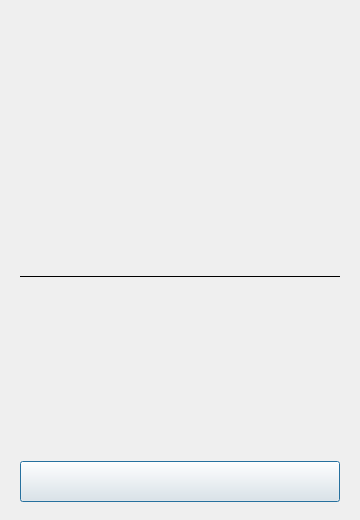
First picture: the form in Source/Gui/MainWindow.ui, repository Jopdevries/AirPodsDesktop, before the edit.
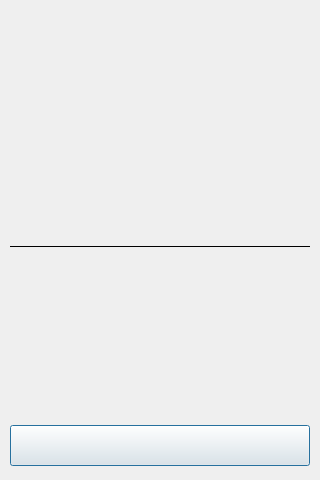
Second picture: the form after the edit.

The edit to the form file:
```diff
--- a/Source/Gui/MainWindow.ui
+++ b/Source/Gui/MainWindow.ui
@@ -2,32 +2,32 @@
 <ui version="4.0">
  <class>MainWindow</class>
  <widget class="QDialog" name="MainWindow">
-  <property name="geometry"><rect><x>0</x><y>0</y><width>360</width><height>520</height></rect></property>
+  <property name="geometry"><rect><x>0</x><y>0</y><width>320</width><height>480</height></rect></property>
   <property name="windowTitle"><string>AirPodsDesktop information</string></property>
-  <property name="minimumSize"><size><width>360</width><height>0</height></size></property>
+  <property name="minimumSize"><size><width>320</width><height>0</height></size></property>
   <layout class="QVBoxLayout" name="mainLayout">
-   <property name="leftMargin"><number>20</number></property>
-   <property name="topMargin"><number>18</number></property>
-   <property name="rightMargin"><number>20</number></property>
-   <property name="bottomMargin"><number>18</number></property>
-   <property name="spacing"><number>10</number></property>
+   <property name="leftMargin"><number>10</number></property>
+   <property name="topMargin"><number>12</number></property>
+   <property name="rightMargin"><number>10</number></property>
+   <property name="bottomMargin"><number>14</number></property>
+   <property name="spacing"><number>4</number></property>
    <item>
     <widget class="QWidget" name="headerContainer">
      <property name="sizePolicy"><sizepolicy hsizetype="Preferred" vsizetype="Fixed"><horstretch>0</horstretch><verstretch>0</verstretch></sizepolicy></property>
-     <property name="minimumSize"><size><width>0</width><height>32</height></size></property>
+     <property name="minimumSize"><size><width>0</width><height>28</height></size></property>
      <layout class="QHBoxLayout" name="layoutHeader">
       <property name="leftMargin"><number>0</number></property><property name="topMargin"><number>0</number></property><property name="rightMargin"><number>0</number></property><property name="bottomMargin"><number>0</number></property><property name="spacing"><number>0</number></property>
-      <item><spacer name="headerLeadingSpacer"><property name="orientation"><enum>Qt::Horizontal</enum></property><property name="sizeType"><enum>QSizePolicy::Fixed</enum></property><property name="sizeHint" stdset="0"><size><width>32</width><height>20</height></size></property></spacer></item>
+      <item><spacer name="headerLeadingSpacer"><property name="orientation"><enum>Qt::Horizontal</enum></property><property name="sizeType"><enum>QSizePolicy::Fixed</enum></property><property name="sizeHint" stdset="0"><size><width>28</width><height>20</height></size></property></spacer></item>
       <item>
        <widget class="QLabel" name="deviceLabel">
         <property name="sizePolicy"><sizepolicy hsizetype="Expanding" vsizetype="Preferred"><horstretch>0</horstretch><verstretch>0</verstretch></sizepolicy></property>
-        <property name="font"><font><pointsize>15</pointsize><weight>57</weight></font></property>
+        <property name="font"><font><pointsize>18</pointsize><weight>50</weight><bold>false</bold></font></property>
         <property name="toolTipDuration"><number>5000</number></property><property name="text"><string/></property><property name="alignment"><set>Qt::AlignCenter</set></property>
        </widget>
       </item>
       <item>
        <widget class="QWidget" name="gridLayoutWidget_2">
-        <property name="sizePolicy"><sizepolicy hsizetype="Fixed" vsizetype="Fixed"><horstretch>0</horstretch><verstretch>0</verstretch></sizepolicy></property><property name="minimumSize"><size><width>32</width><height>32</height></size></property><property name="maximumSize"><size><width>32</width><height>32</height></size></property>
+        <property name="sizePolicy"><sizepolicy hsizetype="Fixed" vsizetype="Fixed"><horstretch>0</horstretch><verstretch>0</verstretch></sizepolicy></property><property name="minimumSize"><size><width>28</width><height>28</height></size></property><property name="maximumSize"><size><width>28</width><height>28</height></size></property>
         <layout class="QGridLayout" name="layoutClose"><property name="leftMargin"><number>0</number></property><property name="topMargin"><number>0</number></property><property name="rightMargin"><number>0</number></property><property name="bottomMargin"><number>0</number></property></layout>
        </widget>
       </item>
@@ -36,21 +36,21 @@
    </item>
    <item>
     <widget class="QWidget" name="gridLayoutWidget">
-     <property name="sizePolicy"><sizepolicy hsizetype="Preferred" vsizetype="Fixed"><horstretch>0</horstretch><verstretch>0</verstretch></sizepolicy></property><property name="minimumSize"><size><width>0</width><height>145</height></size></property><property name="maximumSize"><size><width>16777215</width><height>145</height></size></property>
+     <property name="sizePolicy"><sizepolicy hsizetype="Preferred" vsizetype="Fixed"><horstretch>0</horstretch><verstretch>0</verstretch></sizepolicy></property><property name="minimumSize"><size><width>0</width><height>150</height></size></property><property name="maximumSize"><size><width>16777215</width><height>150</height></size></property>
      <layout class="QGridLayout" name="layoutAnimation"><property name="leftMargin"><number>0</number></property><property name="topMargin"><number>0</number></property><property name="rightMargin"><number>0</number></property><property name="bottomMargin"><number>0</number></property></layout>
     </widget>
    </item>
    <item>
     <widget class="QWidget" name="batteryRow">
-     <property name="sizePolicy"><sizepolicy hsizetype="Preferred" vsizetype="Fixed"><horstretch>0</horstretch><verstretch>0</verstretch></sizepolicy></property><property name="minimumSize"><size><width>0</width><height>51</height></size></property>
+     <property name="sizePolicy"><sizepolicy hsizetype="Preferred" vsizetype="Fixed"><horstretch>0</horstretch><verstretch>0</verstretch></sizepolicy></property><property name="minimumSize"><size><width>0</width><height>44</height></size></property>
      <layout class="QHBoxLayout" name="layoutBatteries"><property name="leftMargin"><number>0</number></property><property name="topMargin"><number>0</number></property><property name="rightMargin"><number>0</number></property><property name="bottomMargin"><number>0</number></property><property name="spacing"><number>8</number></property>
       <item>
-       <widget class="QWidget" name="podsBatteryContainer"><property name="sizePolicy"><sizepolicy hsizetype="Expanding" vsizetype="Fixed"><horstretch>2</horstretch><verstretch>0</verstretch></sizepolicy></property><property name="minimumSize"><size><width>0</width><height>51</height></size></property>
+       <widget class="QWidget" name="podsBatteryContainer"><property name="sizePolicy"><sizepolicy hsizetype="Expanding" vsizetype="Fixed"><horstretch>2</horstretch><verstretch>0</verstretch></sizepolicy></property><property name="minimumSize"><size><width>0</width><height>44</height></size></property>
         <layout class="QHBoxLayout" name="horizontalLayout"><property name="leftMargin"><number>0</number></property><property name="topMargin"><number>0</number></property><property name="rightMargin"><number>0</number></property><property name="bottomMargin"><number>0</number></property><item><spacer name="horizontalSpacer"><property name="orientation"><enum>Qt::Horizontal</enum></property><property name="sizeType"><enum>QSizePolicy::Expanding</enum></property></spacer></item><item><layout class="QHBoxLayout" name="layoutPods"><property name="spacing"><number>12</number></property></layout></item><item><spacer name="horizontalSpacer_2"><property name="orientation"><enum>Qt::Horizontal</enum></property><property name="sizeType"><enum>QSizePolicy::Expanding</enum></property></spacer></item></layout>
        </widget>
       </item>
       <item>
-       <widget class="QWidget" name="caseBatteryContainer"><property name="sizePolicy"><sizepolicy hsizetype="Expanding" vsizetype="Fixed"><horstretch>1</horstretch><verstretch>0</verstretch></sizepolicy></property><property name="minimumSize"><size><width>0</width><height>51</height></size></property><layout class="QHBoxLayout" name="layoutCase"><property name="leftMargin"><number>0</number></property><property name="topMargin"><number>0</number></property><property name="rightMargin"><number>0</number></property><property name="bottomMargin"><number>0</number></property></layout></widget>
+       <widget class="QWidget" name="caseBatteryContainer"><property name="sizePolicy"><sizepolicy hsizetype="Expanding" vsizetype="Fixed"><horstretch>1</horstretch><verstretch>0</verstretch></sizepolicy></property><property name="minimumSize"><size><width>0</width><height>44</height></size></property><layout class="QHBoxLayout" name="layoutCase"><property name="leftMargin"><number>0</number></property><property name="topMargin"><number>0</number></property><property name="rightMargin"><number>0</number></property><property name="bottomMargin"><number>0</number></property></layout></widget>
       </item>
      </layout>
     </widget>
```
